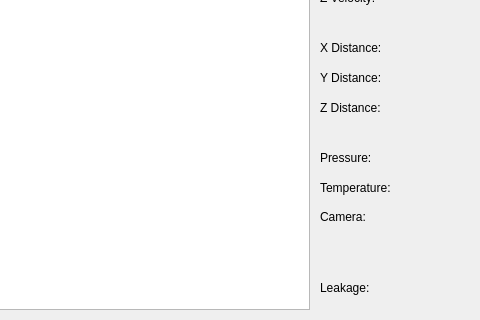
Before: the Qt Designer form ROV15/mainwindow.ui in youssefMagdy29/ROV-15, drawn with Qt 5; both pictures show x 520 to 1000 and y 190 to 510 of the 1000 by 510 pixel window.
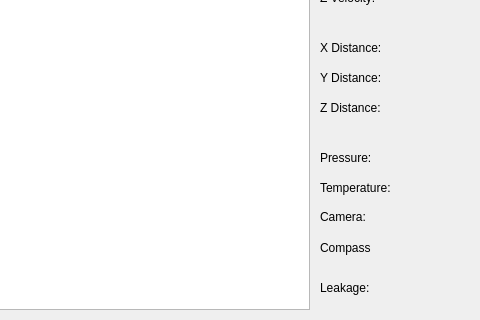
After: the same form once the commit is applied.

Commit message: adding compass reading

The edit to the form file:
```diff
--- a/ROV15/mainwindow.ui
+++ b/ROV15/mainwindow.ui
@@ -239,7 +239,7 @@
    <widget class="QLabel" name="valueLeakage">
     <property name="geometry">
      <rect>
-      <x>900</x>
+      <x>890</x>
       <y>470</y>
       <width>61</width>
       <height>16</height>
@@ -543,7 +543,7 @@
      <rect>
       <x>910</x>
       <y>340</y>
-      <width>47</width>
+      <width>71</width>
       <height>16</height>
      </rect>
     </property>
@@ -593,7 +593,7 @@
    <widget class="QLabel" name="valueCamera">
     <property name="geometry">
      <rect>
-      <x>910</x>
+      <x>890</x>
       <y>400</y>
       <width>47</width>
       <height>13</height>
@@ -603,6 +603,32 @@
      <string/>
     </property>
    </widget>
+   <widget class="QLabel" name="label_15">
+    <property name="geometry">
+     <rect>
+      <x>840</x>
+      <y>430</y>
+      <width>51</width>
+      <height>16</height>
+     </rect>
+    </property>
+    <property name="text">
+     <string>Compass:</string>
+    </property>
+   </widget>
+   <widget class="QLabel" name="valueCompass">
+    <property name="geometry">
+     <rect>
+      <x>896</x>
+      <y>430</y>
+      <width>51</width>
+      <height>20</height>
+     </rect>
+    </property>
+    <property name="text">
+     <string/>
+    </property>
+   </widget>
   </widget>
  </widget>
  <layoutdefault spacing="6" margin="11"/>
```
The commit also changes 1 other file.
